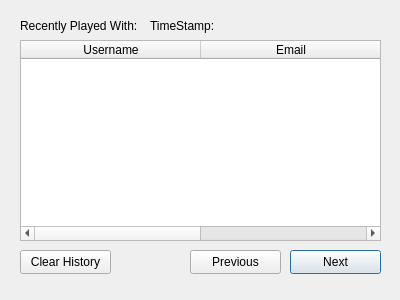
Qt form TeamFinder/viewhistory.ui (TeamUp-Bummers/TeamFinder) before a commit.
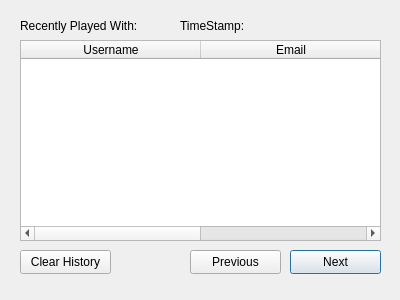
The same form after that commit.

The edit to the form file:
```diff
--- a/TeamFinder/viewhistory.ui
+++ b/TeamFinder/viewhistory.ui
@@ -87,7 +87,7 @@
   <widget class="QLabel" name="label_2">
    <property name="geometry">
     <rect>
-     <x>150</x>
+     <x>180</x>
      <y>10</y>
      <width>71</width>
      <height>31</height>
```
